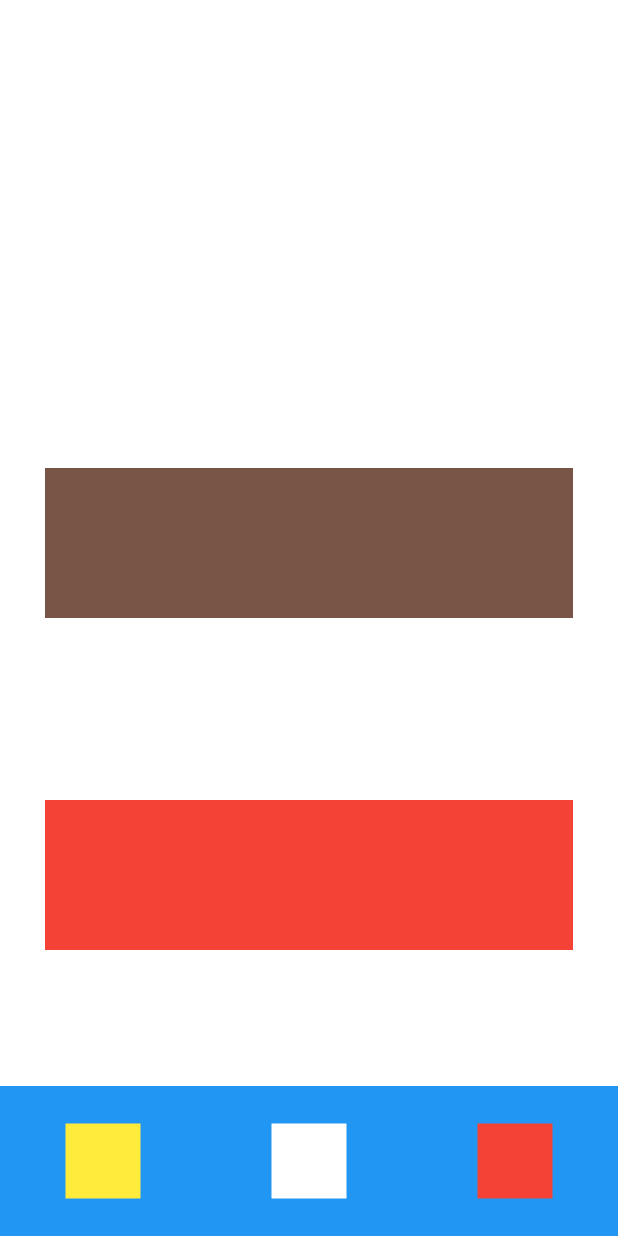
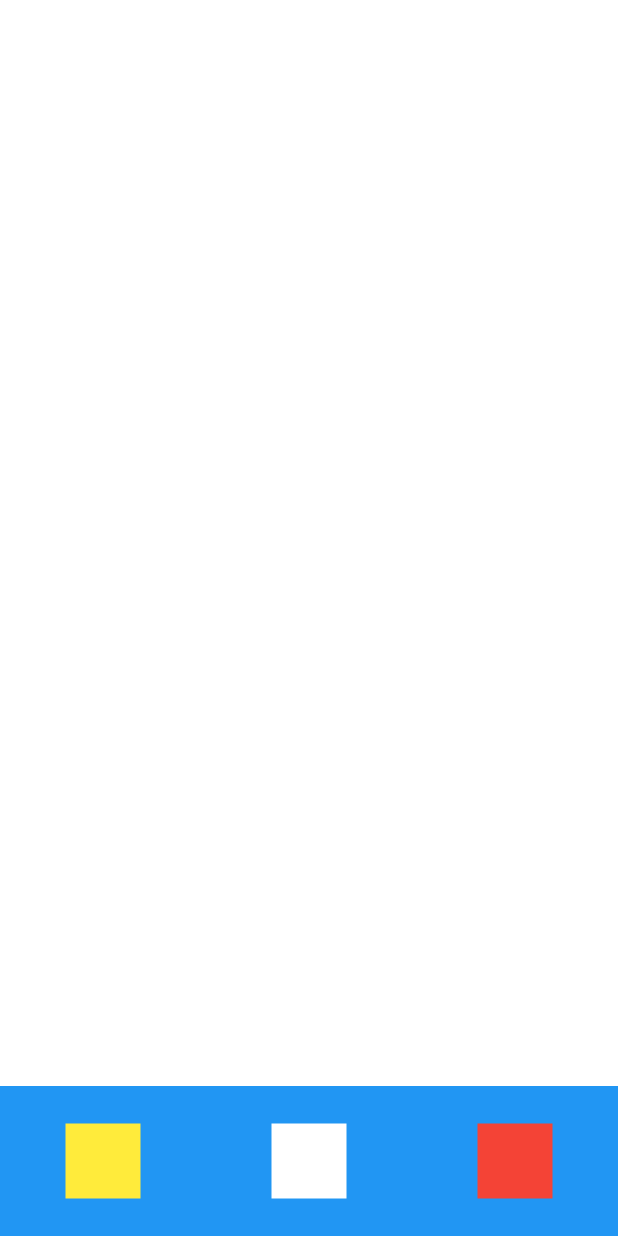
Before and after one commit to marciof2/AulaCubos, a Flutter app: the screen it shows after launch, on a phone screen of 412 x 824 dp. Run offline on Flutter 3.47's test engine with Material 2 defaults, Android fonts, the phone set to English and light mode, and no system bars.

```diff
--- a/lib/main.dart
+++ b/lib/main.dart
@@ -15,20 +15,7 @@ class MyApp extends StatelessWidget {
               margin: EdgeInsets.all(30),
               child: Column(
                 mainAxisAlignment: MainAxisAlignment.spaceAround,
-                children: [
-                  Container(
-                    color: Colors.white,
-                    height: 100,
-                  ),
-                  Container(
-                    color: Colors.brown,
-                    height: 100,
-                  ),
-                  Container(
-                    color: Colors.red,
-                    height: 100,
-                  ),
-                ],
+                children: [],
               ),
             ),
           ),
@@ -61,3 +48,17 @@ class MyApp extends StatelessWidget {
     );
   }
 }
+
+class ContainerPrincipal extends StatelessWidget {
+  final Color cor;
+
+  ContainerPrincipal({Key key, this.cor}) : super(key: key);
+
+  @override
+  Widget build(BuildContext context) {
+    return Container(
+      height: 100,
+      color: cor,
+    );
+  }
+}
```
